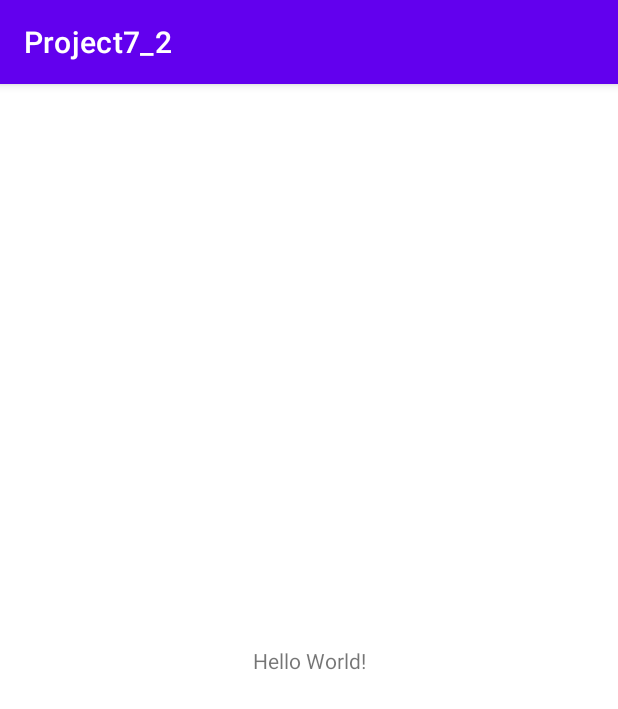
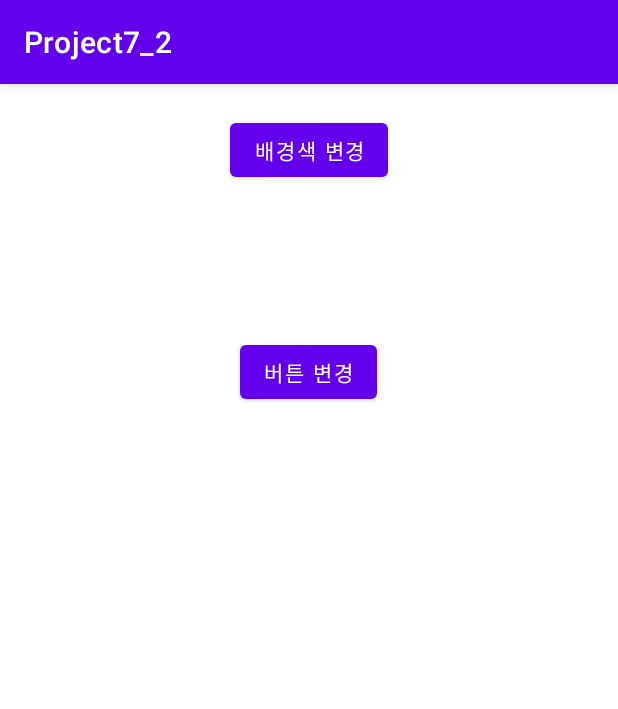
Before and after one commit to Winni-Lina/Project7_2, an Android app: the screen it shows after launch (MainActivity), on a phone screen of 412 x 824 dp. Shown: the top 709 px of the screen. Run offline under Robolectric (Android 15) with nearby library versions, the phone set to English and light mode, and no system bars.

Commit message:
Edit activity_main.xml Commit

```diff
--- a/app/src/main/res/layout/activity_main.xml
+++ b/app/src/main/res/layout/activity_main.xml
@@ -1,18 +1,23 @@
 <?xml version="1.0" encoding="utf-8"?>
-<androidx.constraintlayout.widget.ConstraintLayout xmlns:android="http://schemas.android.com/apk/res/android"
+<LinearLayout xmlns:android="http://schemas.android.com/apk/res/android"
     xmlns:app="http://schemas.android.com/apk/res-auto"
     xmlns:tools="http://schemas.android.com/tools"
     android:layout_width="match_parent"
     android:layout_height="match_parent"
+    android:orientation="vertical"
+    android:gravity="center_horizontal"
+    android:padding="20dp"
     tools:context=".MainActivity">
 
-    <TextView
+    <Button
+        android:id="@+id/btn_bg"
         android:layout_width="wrap_content"
         android:layout_height="wrap_content"
-        android:text="Hello World!"
-        app:layout_constraintBottom_toBottomOf="parent"
-        app:layout_constraintLeft_toLeftOf="parent"
-        app:layout_constraintRight_toRightOf="parent"
-        app:layout_constraintTop_toTopOf="parent" />
-
-</androidx.constraintlayout.widget.ConstraintLayout>
+        android:text="@string/btn_bg"/>
+    <Button
+        android:id="@+id/btn_change"
+        android:layout_width="wrap_content"
+        android:layout_height="wrap_content"
+        android:layout_marginTop="100dp"
+        android:text="@string/btn_change"/>
+</LinearLayout>
--- a/app/src/main/res/values/strings.xml
+++ b/app/src/main/res/values/strings.xml
@@ -1,3 +1,10 @@
 <resources>
     <string name="app_name">Project7_2</string>
+    <string name="btn_bg">배경색 변경</string>
+    <string name="btn_change">버튼 변경</string>
+    <string name="item_title_bg1">배경색 (빨강)</string>
+    <string name="item_title_bg2">배경색 (노랑)</string>
+    <string name="item_title_bg3">배경색 (파랑)</string>
+    <string name="item_title_rotate">버튼 45도 회전</string>
+    <string name="item_title_zoom">버튼 2배 확대 </string>
 </resources>
```
